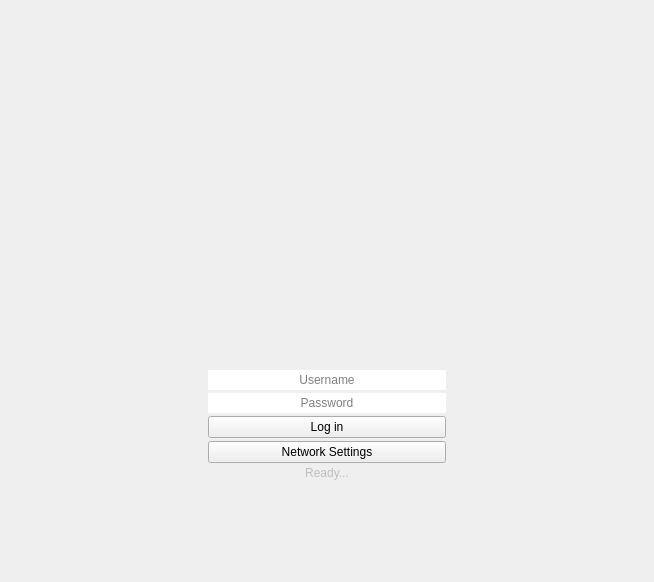
This is src/loginpage.ui in RxLaboratory/Ramses-Client as Qt 5 draws it before an edit. The edited form follows.
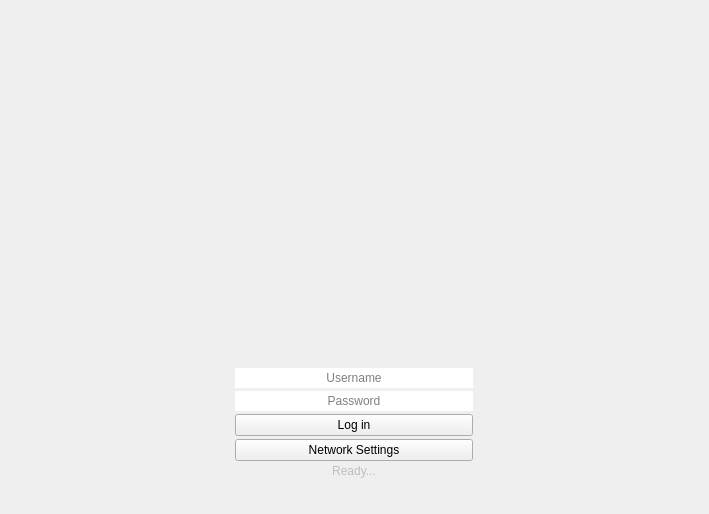
This is the edited form. Icons and pictures are not drawn.

The edit to the form file:
```diff
--- a/src/loginpage.ui
+++ b/src/loginpage.ui
@@ -6,8 +6,8 @@
    <rect>
     <x>0</x>
     <y>0</y>
-    <width>654</width>
-    <height>582</height>
+    <width>709</width>
+    <height>514</height>
    </rect>
   </property>
   <property name="windowTitle">
@@ -17,61 +17,7 @@
    <property name="spacing">
     <number>3</number>
    </property>
-   <item row="1" column="0">
-    <widget class="QLabel" name="label">
-     <property name="minimumSize">
-      <size>
-       <width>256</width>
-       <height>256</height>
-      </size>
-     </property>
-     <property name="maximumSize">
-      <size>
-       <width>256</width>
-       <height>256</height>
-      </size>
-     </property>
-     <property name="text">
-      <string/>
-     </property>
-     <property name="pixmap">
-      <pixmap resource="resources.qrc">:/icons/logo-large</pixmap>
-     </property>
-     <property name="scaledContents">
-      <bool>true</bool>
-     </property>
-     <property name="alignment">
-      <set>Qt::AlignCenter</set>
-     </property>
-    </widget>
-   </item>
-   <item row="5" column="0">
-    <spacer name="verticalSpacer_2">
-     <property name="orientation">
-      <enum>Qt::Vertical</enum>
-     </property>
-     <property name="sizeHint" stdset="0">
-      <size>
-       <width>20</width>
-       <height>70</height>
-      </size>
-     </property>
-    </spacer>
-   </item>
-   <item row="0" column="0">
-    <spacer name="verticalSpacer">
-     <property name="orientation">
-      <enum>Qt::Vertical</enum>
-     </property>
-     <property name="sizeHint" stdset="0">
-      <size>
-       <width>20</width>
-       <height>90</height>
-      </size>
-     </property>
-    </spacer>
-   </item>
-   <item row="2" column="0">
+   <item row="4" column="0">
     <widget class="QWidget" name="loginWidget" native="true">
      <property name="maximumSize">
       <size>
@@ -140,7 +86,48 @@
      </layout>
     </widget>
    </item>
-   <item row="4" column="0">
+   <item row="1" column="0">
+    <widget class="QLabel" name="label">
+     <property name="minimumSize">
+      <size>
+       <width>256</width>
+       <height>256</height>
+      </size>
+     </property>
+     <property name="maximumSize">
+      <size>
+       <width>256</width>
+       <height>256</height>
+      </size>
+     </property>
+     <property name="text">
+      <string/>
+     </property>
+     <property name="pixmap">
+      <pixmap resource="resources.qrc">:/icons/logo-large</pixmap>
+     </property>
+     <property name="scaledContents">
+      <bool>true</bool>
+     </property>
+     <property name="alignment">
+      <set>Qt::AlignCenter</set>
+     </property>
+    </widget>
+   </item>
+   <item row="7" column="0">
+    <spacer name="verticalSpacer_2">
+     <property name="orientation">
+      <enum>Qt::Vertical</enum>
+     </property>
+     <property name="sizeHint" stdset="0">
+      <size>
+       <width>20</width>
+       <height>70</height>
+      </size>
+     </property>
+    </spacer>
+   </item>
+   <item row="6" column="0">
     <widget class="QLabel" name="connectionStatusLabel">
      <property name="enabled">
       <bool>false</bool>
@@ -153,6 +140,32 @@
      </property>
     </widget>
    </item>
+   <item row="2" column="0">
+    <spacer name="verticalSpacer">
+     <property name="orientation">
+      <enum>Qt::Vertical</enum>
+     </property>
+     <property name="sizeHint" stdset="0">
+      <size>
+       <width>20</width>
+       <height>90</height>
+      </size>
+     </property>
+    </spacer>
+   </item>
+   <item row="0" column="0">
+    <spacer name="verticalSpacer_3">
+     <property name="orientation">
+      <enum>Qt::Vertical</enum>
+     </property>
+     <property name="sizeHint" stdset="0">
+      <size>
+       <width>20</width>
+       <height>90</height>
+      </size>
+     </property>
+    </spacer>
+   </item>
   </layout>
  </widget>
  <resources>
```
